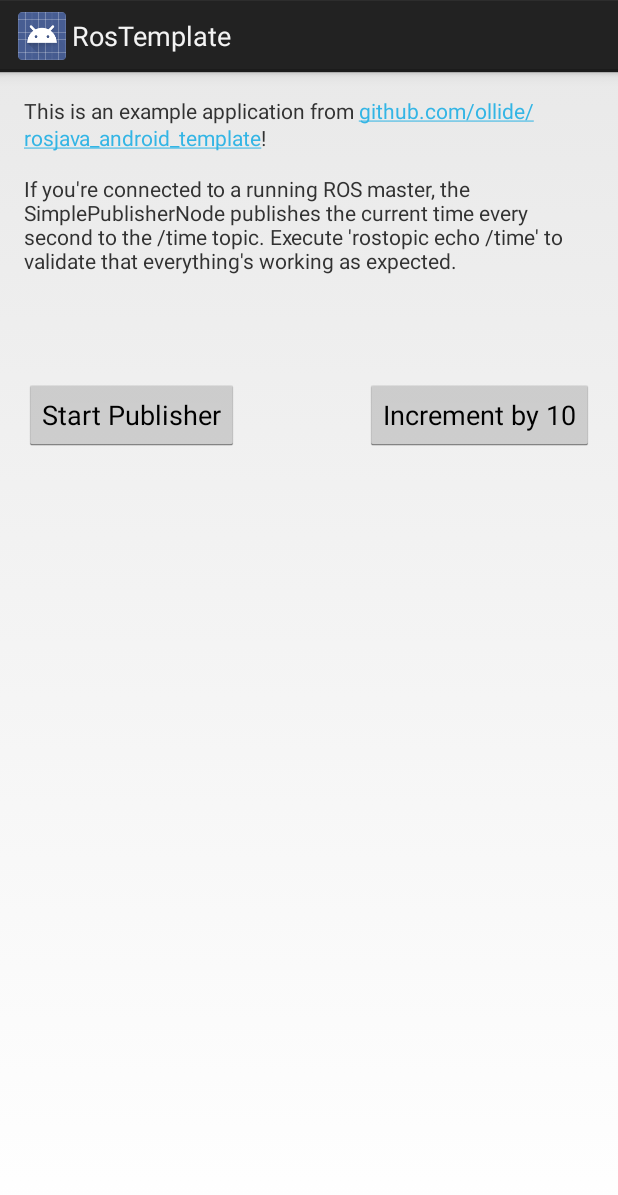
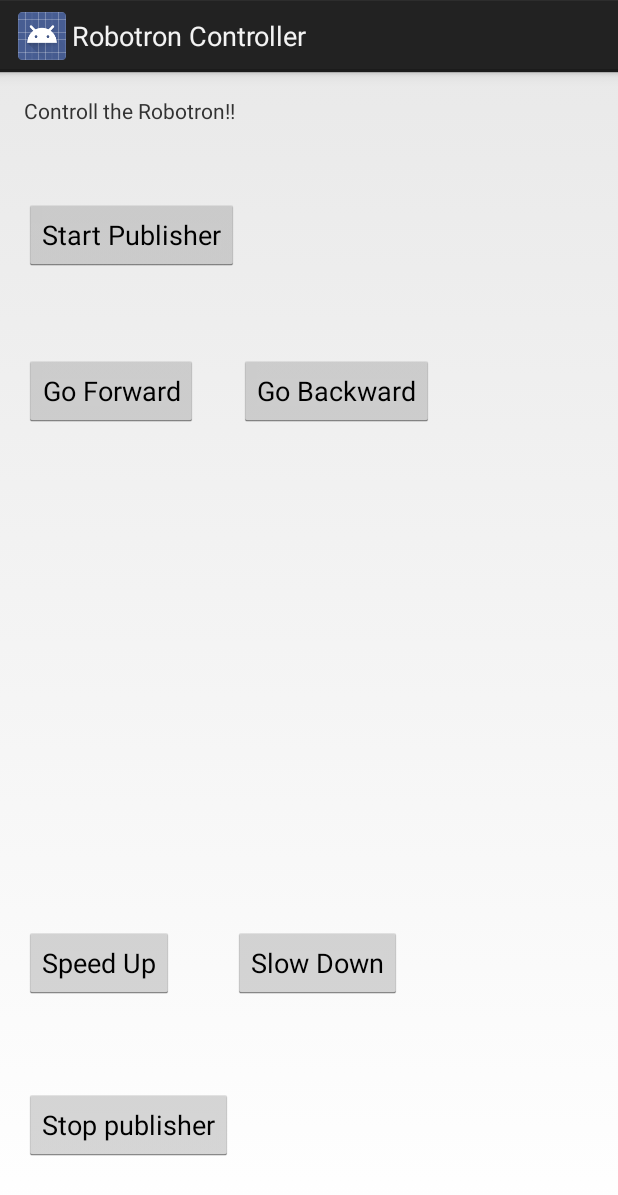
Before and after one commit to Cognirobo/robotron, an Android app: the layout activity_main.xml on its own in the app's theme, with its tools: preview values and no code run, on a phone screen of 412 x 824 dp. Shown: the top 1195 px of the screen. Run offline under Robolectric (Android 15) with nearby library versions, the phone set to English and light mode, and no system bars.

```diff
--- a/src/app/rosjava_android_template-master/rosandroid-example-app/src/main/res/layout/activity_main.xml
+++ b/src/app/rosjava_android_template-master/rosandroid-example-app/src/main/res/layout/activity_main.xml
@@ -9,7 +9,7 @@
     tools:context=".MainActivity">
 
     <TextView
-        android:text="@string/ros_introduction"
+        android:text="@string/My_Text"
         android:layout_width="wrap_content"
         android:layout_height="wrap_content"
         android:autoLink="web"
@@ -20,17 +20,58 @@
         android:layout_height="wrap_content"
         android:text="@string/Start_publisher"
         android:id="@+id/start_publisher"
+        android:layout_marginTop="49dp"
+        android:nestedScrollingEnabled="false"
         android:layout_below="@+id/textView2"
-        android:layout_marginTop="69dp"
-        android:nestedScrollingEnabled="false" />
+        android:layout_alignParentLeft="true"
+        android:layout_alignParentStart="true" />
 
     <Button
         android:layout_width="wrap_content"
         android:layout_height="wrap_content"
-        android:text="@string/Increment_by_10"
-        android:id="@+id/Incremet_by_10"
-        android:layout_alignTop="@+id/start_publisher"
-        android:layout_alignRight="@+id/textView2"
-        android:layout_alignEnd="@+id/textView2" />
+        android:text="@string/Speed_up"
+        android:id="@+id/speed_up"
+        android:layout_marginBottom="60dp"
+        android:layout_above="@+id/stop_publisher"
+        android:layout_alignParentLeft="true"
+        android:layout_alignParentStart="true" />
+
+    <Button
+        android:layout_width="wrap_content"
+        android:layout_height="wrap_content"
+        android:text="@string/Stop_publisher"
+        android:id="@+id/stop_publisher"
+        android:layout_alignParentBottom="true"
+        android:layout_alignParentLeft="true"
+        android:layout_alignParentStart="true"
+        android:layout_marginBottom="34dp" />
+
+    <Button
+        android:layout_width="wrap_content"
+        android:layout_height="wrap_content"
+        android:text="@string/Slow_down"
+        android:id="@+id/slow_down"
+        android:layout_alignBottom="@+id/speed_up"
+        android:layout_toRightOf="@+id/stop_publisher"
+        android:layout_toEndOf="@+id/stop_publisher" />
+
+    <Button
+        android:layout_width="wrap_content"
+        android:layout_height="wrap_content"
+        android:text="@string/Forward"
+        android:id="@+id/go_forward"
+        android:layout_below="@+id/start_publisher"
+        android:layout_alignParentLeft="true"
+        android:layout_alignParentStart="true"
+        android:layout_marginTop="56dp" />
+
+    <Button
+        android:layout_width="wrap_content"
+        android:layout_height="wrap_content"
+        android:text="@string/Backward"
+        android:id="@+id/go_backward"
+        android:layout_alignBottom="@+id/go_forward"
+        android:layout_toRightOf="@+id/start_publisher"
+        android:layout_toEndOf="@+id/start_publisher" />
 
 </RelativeLayout>
--- a/src/app/rosjava_android_template-master/rosandroid-example-app/src/main/res/values/strings.xml
+++ b/src/app/rosjava_android_template-master/rosandroid-example-app/src/main/res/values/strings.xml
@@ -1,9 +1,13 @@
 <?xml version="1.0" encoding="utf-8"?>
 <resources>
 
-    <string name="app_name">RosTemplate</string>
-    <string name="ros_introduction">This is an example application from github.com/ollide/rosjava_android_template!\n\nIf you\'re connected to a running ROS master, the SimplePublisherNode publishes the current time every second to the /time topic. Execute \'rostopic echo /time\' to validate that everything\'s working as expected.</string>
+    <string name="app_name">Robotron Controller</string>
+    <string name="My_Text">Controll the Robotron!!</string>
     <string name="Start_publisher">Start Publisher</string>
-    <string name="Increment_by_10">Increment by 10</string>
+    <string name="Stop_publisher">Stop publisher</string>
+    <string name="Speed_up">Speed Up</string>
+    <string name="Slow_down">Slow Down</string>
+    <string name="Forward">Go Forward</string>
+    <string name="Backward">Go Backward</string>
 
 </resources>
```
Also changed, not shown: src/app/rosjava_android_template-master/rosandroid-example-app/src/main/java/org/ollide/rosandroid/MainActivity.java (+67 -18 lines), src/app/rosjava_android_template-master/rosandroid-example-app/src/main/java/org/ollide/rosandroid/SimplePublisherNode.java (+4 -3 lines), 5 other files.
